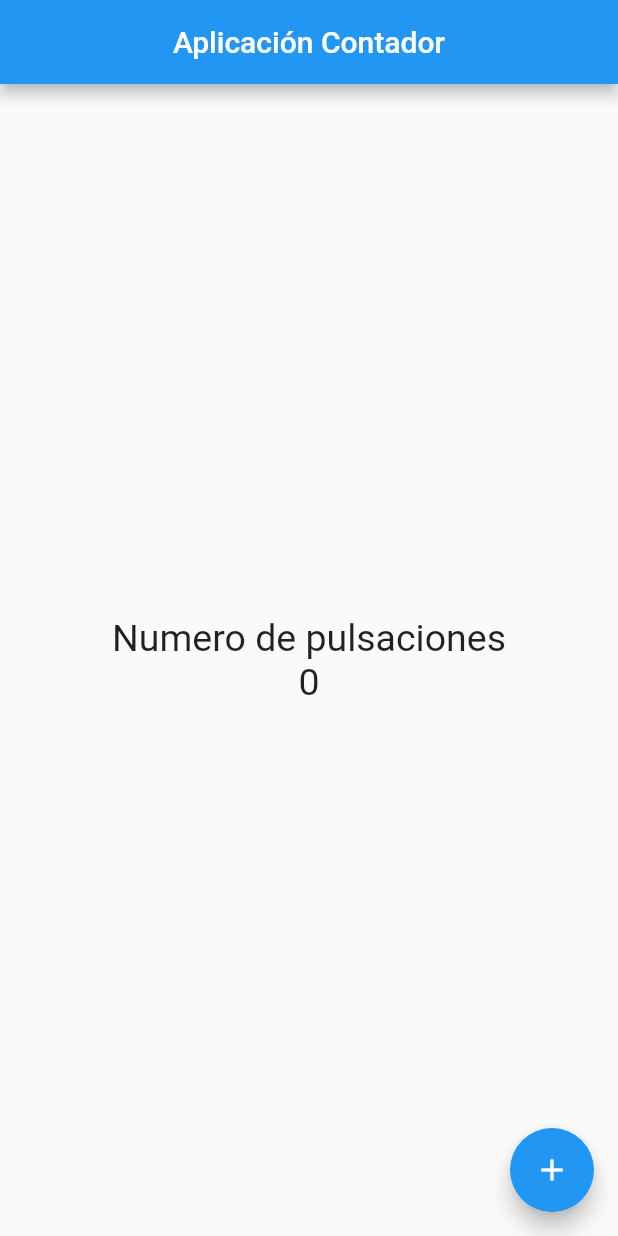
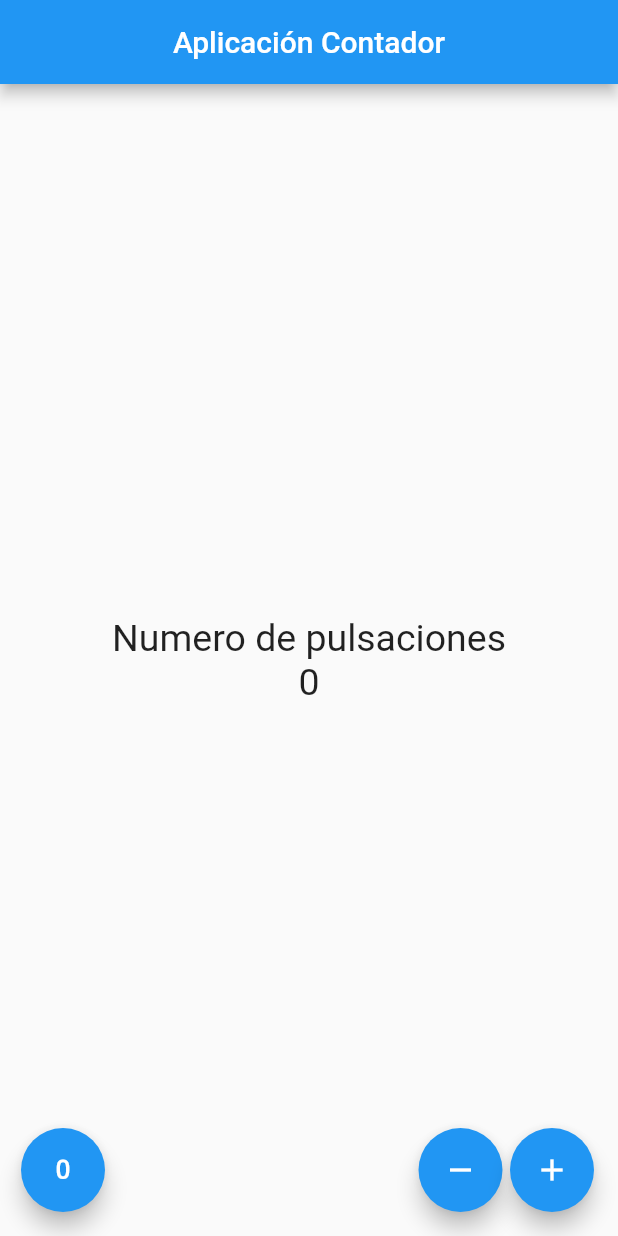
Before and after one commit to Hector-Josue7/Flutter-primeraAplicacion, a Flutter app: the screen it shows after launch, on a phone screen of 412 x 824 dp. Run offline on Flutter 3.47's test engine with Material 2 defaults, Android fonts, the phone set to English and light mode, and no system bars.

Commit message:
cambios 2 de Febrero de 2021

```diff
--- /dev/null
+++ b/codigo_github.txt
@@ -0,0 +1,4 @@
+
+Este de aqui es el codigo de este proyecto en github, este proyecto es el que hizo el autor
+
+https://github.com/Klerith/flutter-conteo-hola-mundo
--- a/lib/src/paginas/contador_page.dart
+++ b/lib/src/paginas/contador_page.dart
@@ -43,17 +43,42 @@ class _ContadorPageState extends State<ContadorPage> {
           ),
           // la mayoria de los widgets solo pueden contener un hijo, o sea un child
         ),
-        floatingActionButton: FloatingActionButton(
-          child: Icon(Icons
-              .add), // buscar iconos en la pagina material icons   https://material.io/tools/icons/?style=baseline
-          //   child: Text('Hola'),
-          onPressed: () {
-            // print('Hola mundo!!!2');
+        // buscar iconos en la pagina material icons   https://material.io/tools/icons/?style=baseline
+        floatingActionButton: _crearBotones());
+  }
 
-            setState(() {
-              _conteo++;
-            }); // se encarga de que el numero cambie al pulsar el boton, redibuja el widget
-          }, // disabled = true, es como que deshabilitemos el boton si lo ponemos null
-        ));
+  Widget _crearBotones() {
+    return Row(
+      // el mainAxisAlignment en un row y una columna no son iguales
+      mainAxisAlignment: MainAxisAlignment.end,
+      children: <Widget>[  // esta propiedad contiene una lista de widgets
+        SizedBox(width: 30.0),
+        FloatingActionButton(
+            onPressed: _reset, child: Icon(Icons.exposure_zero)),
+        Expanded(child: SizedBox()),
+        FloatingActionButton(onPressed: _sustraer, child: Icon(Icons.remove)),
+        SizedBox(width: 5.0),
+        FloatingActionButton(
+            onPressed: _agregar,
+            child: Icon(Icons
+                .add)) // ojo, en este caso se deja el metodo _agregar sin parentesis, porque se va a ejecutar hasta que se presione el boton
+      ],
+    );
+  }
+
+  void _agregar() {
+    setState(() {
+      // el metodo setState solo existe dentro de los StateFullWidgets
+      _conteo++;
+    });
+    // setState( () => _conteo++ );
+  }
+
+  void _sustraer() {
+    setState(() => _conteo--);
+  }
+
+  void _reset() {
+    setState(() => _conteo = 0);
   }
 }
```
Also changed, not shown: lib/src/paginas/home_page.dart (+33 -3 lines), pubspec.lock.
